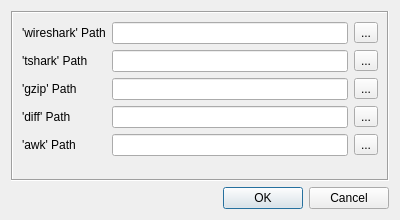
First picture: the form in client/preferences.ui, repository pstavirs/ostinato, before the edit.
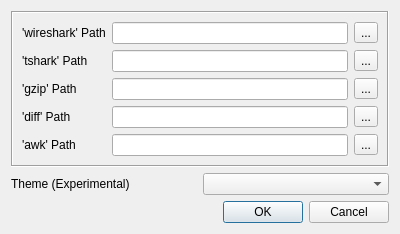
Second picture: the form after the edit. Icons and pictures are not drawn.

Commit message: Add theme-manager and qt-material themes

Diff of the .ui file:
```diff
--- a/client/preferences.ui
+++ b/client/preferences.ui
@@ -163,6 +163,20 @@
      </layout>
     </widget>
    </item>
+   <item>
+    <layout class="QHBoxLayout" name="horizontalLayout">
+     <item>
+      <widget class="QLabel" name="label_6">
+       <property name="text">
+        <string>Theme (Experimental)</string>
+       </property>
+      </widget>
+     </item>
+     <item>
+      <widget class="QComboBox" name="theme"/>
+     </item>
+    </layout>
+   </item>
    <item>
     <widget class="QDialogButtonBox" name="buttonBox">
      <property name="orientation">
```
The commit also changes 10 other files.
